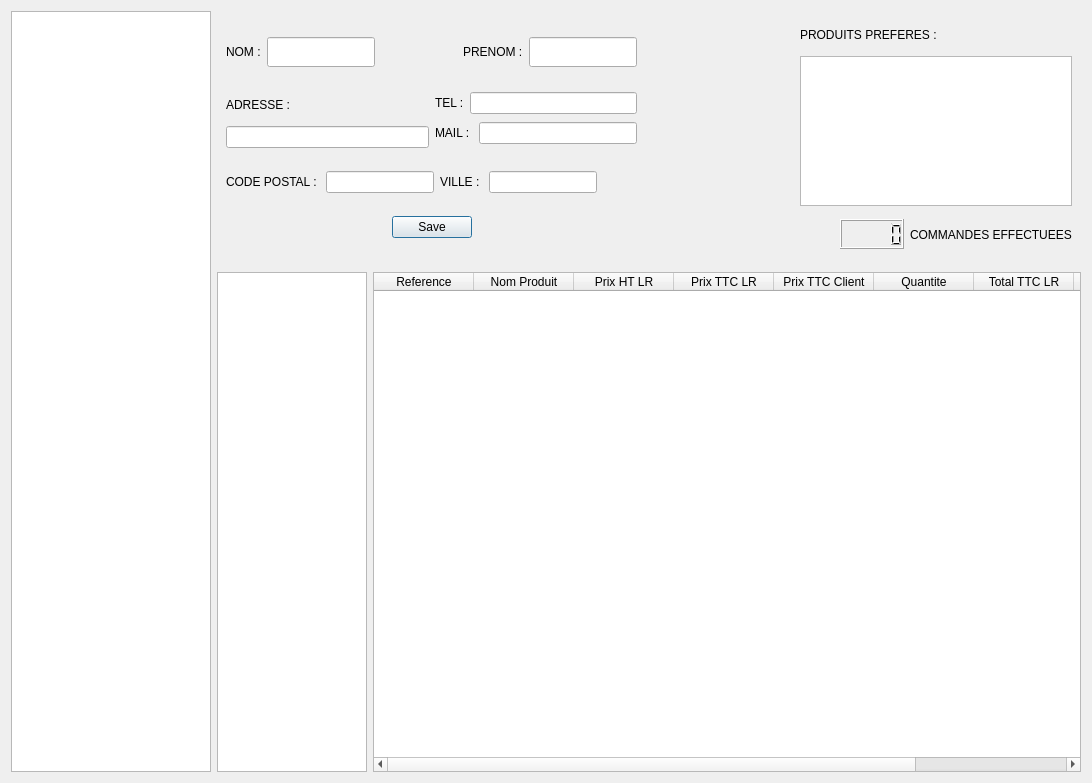
Before: the Qt Designer form marielr/ongletclients.ui in toopoormaghell/marielr, drawn with Qt 5.
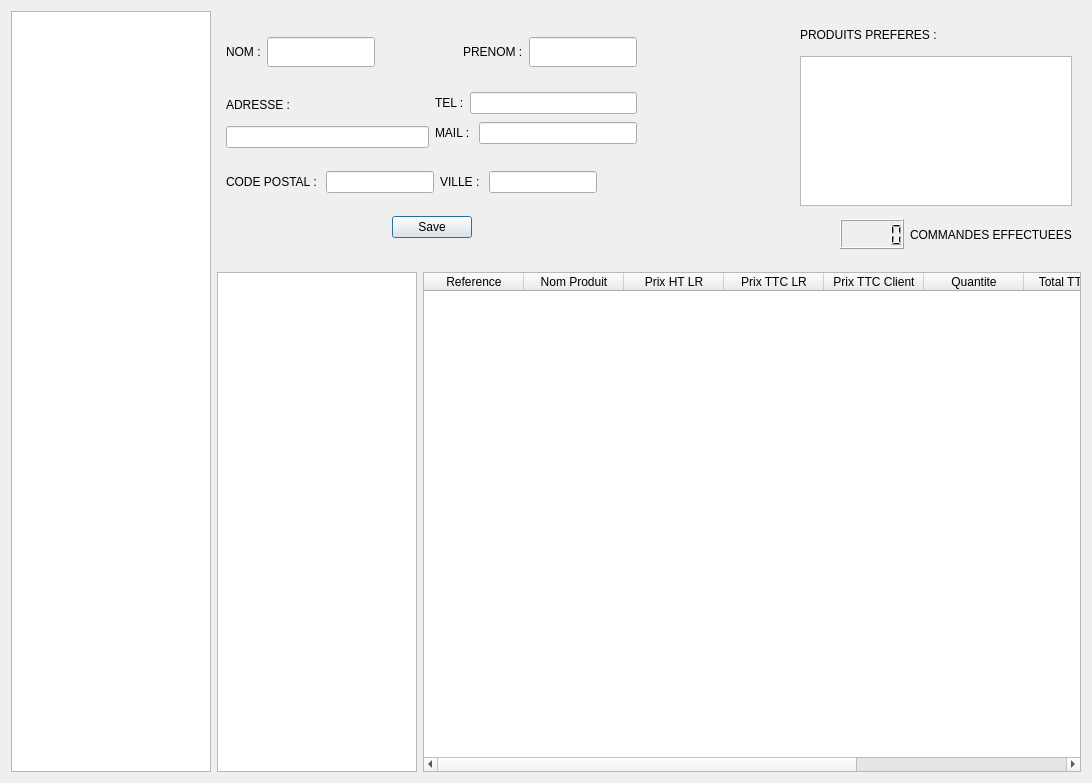
After: the same form once the commit is applied.

```diff
--- a/marielr/ongletclients.ui
+++ b/marielr/ongletclients.ui
@@ -377,13 +377,13 @@
         <widget class="QListWidget" name="ListeBDC">
          <property name="minimumSize">
           <size>
-           <width>150</width>
+           <width>200</width>
            <height>500</height>
           </size>
          </property>
          <property name="maximumSize">
           <size>
-           <width>150</width>
+           <width>200</width>
            <height>16777215</height>
           </size>
          </property>
```
